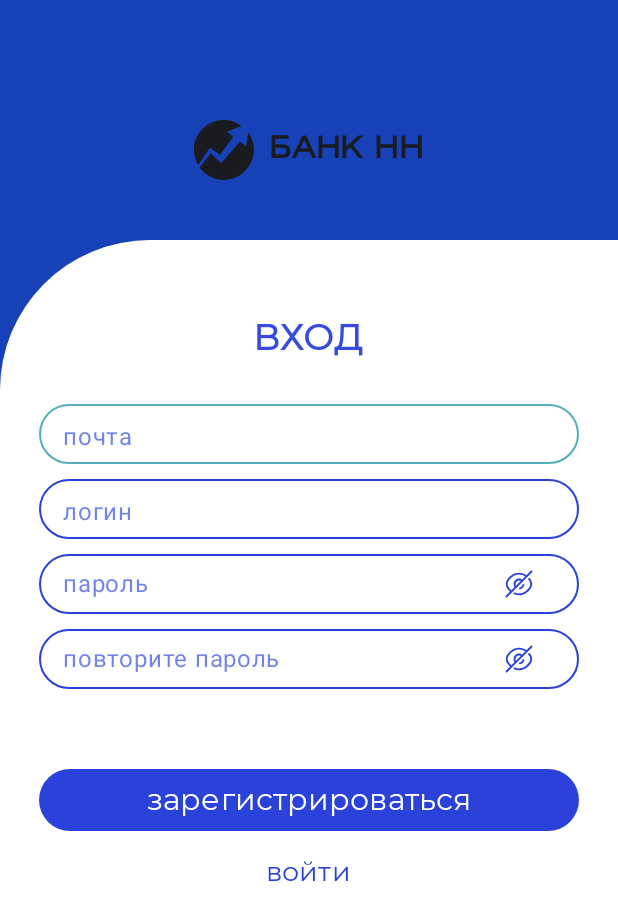
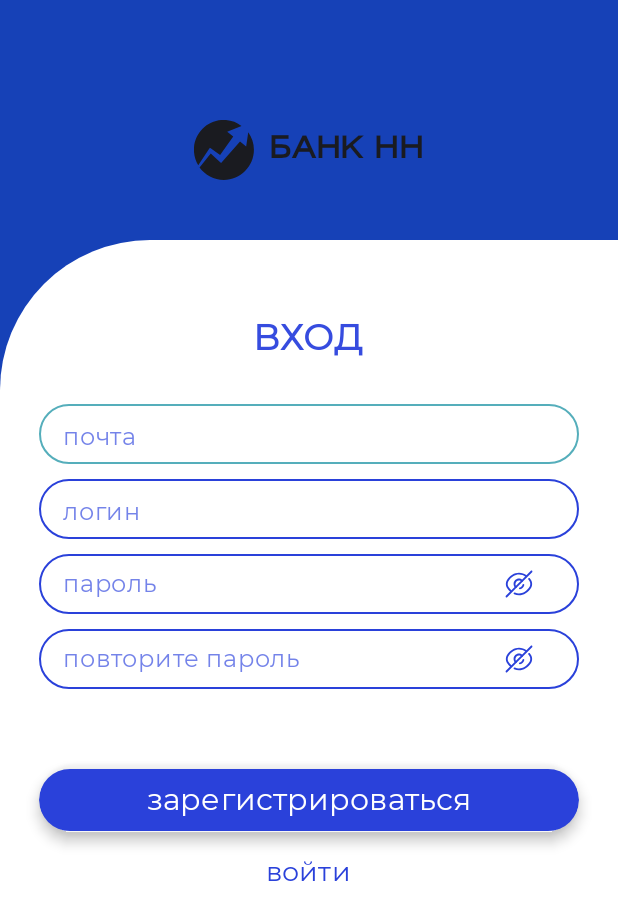
Before and after one commit to NoOl01/trade_game_mobile, an Android app built with Jetpack Compose: the RegisterScreen screen opened through its navigation route, on a phone screen of 412 x 824 dp. Shown: the top 920 px of the screen. Run offline under Robolectric (Android 15) with nearby library versions, the phone set to English and light mode, and no system bars.

Commit message:
added shadows and fonts to input

```diff
--- a/app/src/main/java/com/example/trade_game/presenter/LoginScreen.kt
+++ b/app/src/main/java/com/example/trade_game/presenter/LoginScreen.kt
@@ -30,7 +30,14 @@ import androidx.compose.runtime.rememberCoroutineScope
 import androidx.compose.runtime.setValue
 import androidx.compose.ui.Alignment
 import androidx.compose.ui.Modifier
+import androidx.compose.ui.draw.clip
+import androidx.compose.ui.draw.drawBehind
+import androidx.compose.ui.draw.shadow
+import androidx.compose.ui.geometry.CornerRadius
+import androidx.compose.ui.geometry.Offset
+import androidx.compose.ui.geometry.Size
 import androidx.compose.ui.graphics.Color
+import androidx.compose.ui.graphics.graphicsLayer
 import androidx.compose.ui.platform.LocalContext
 import androidx.compose.ui.res.painterResource
 import androidx.compose.ui.text.TextStyle
@@ -128,7 +135,8 @@ fun LoginView(navController: NavController, viewModel: MainViewModel = viewModel
                             Text(
                                 text = "почта или логин",
                                 color = Color(0xB0364CDF),
-                                fontSize = 16.sp
+                                fontSize = 16.sp,
+                                fontFamily = Montserrat
                             )
                         }
                         BasicTextField(
@@ -157,7 +165,8 @@ fun LoginView(navController: NavController, viewModel: MainViewModel = viewModel
                                 Text(
                                     text = "пароль",
                                     color = Color(0xB0364CDF),
-                                    fontSize = 16.sp
+                                    fontSize = 16.sp,
+                                    fontFamily = Montserrat
                                 )
                             }
                             BasicTextField(
@@ -187,7 +196,13 @@ fun LoginView(navController: NavController, viewModel: MainViewModel = viewModel
                     ),
                     modifier = Modifier
                         .fillMaxWidth()
-                        .padding(horizontal = 26.dp),
+                        .padding(horizontal = 26.dp)
+                        .shadow(
+                            elevation = 5.dp,
+                            shape = RoundedCornerShape(50),
+                            clip = false
+                        )
+                        .clip(RoundedCornerShape(50)),
                     onClick = {
                         scope.launch {
                             if (name.isNotEmpty() && password.isNotEmpty()) {
--- a/app/src/main/java/com/example/trade_game/presenter/RegisterScreen.kt
+++ b/app/src/main/java/com/example/trade_game/presenter/RegisterScreen.kt
@@ -31,6 +31,8 @@ import androidx.compose.runtime.rememberCoroutineScope
 import androidx.compose.runtime.setValue
 import androidx.compose.ui.Alignment
 import androidx.compose.ui.Modifier
+import androidx.compose.ui.draw.clip
+import androidx.compose.ui.draw.shadow
 import androidx.compose.ui.graphics.Color
 import androidx.compose.ui.platform.LocalContext
 import androidx.compose.ui.res.painterResource
@@ -139,7 +141,8 @@ fun RegisterScreen(navController: NavController, viewModel: MainViewModel = view
                             Text(
                                 text = "почта",
                                 color = Color(0xB0364CDF),
-                                fontSize = 16.sp
+                                fontSize = 16.sp,
+                                fontFamily = Montserrat
                             )
                         }
                         BasicTextField(
@@ -169,7 +172,8 @@ fun RegisterScreen(navController: NavController, viewModel: MainViewModel = view
                             Text(
                                 text = "логин",
                                 color = Color(0xB0364CDF),
-                                fontSize = 16.sp
+                                fontSize = 16.sp,
+                                fontFamily = Montserrat
                             )
                         }
                         BasicTextField(
@@ -198,7 +202,8 @@ fun RegisterScreen(navController: NavController, viewModel: MainViewModel = view
                                 Text(
                                     text = "пароль",
                                     color = Color(0xB0364CDF),
-                                    fontSize = 16.sp
+                                    fontSize = 16.sp,
+                                    fontFamily = Montserrat
                                 )
                             }
                             BasicTextField(
@@ -236,7 +241,8 @@ fun RegisterScreen(navController: NavController, viewModel: MainViewModel = view
                                 Text(
                                     text = "повторите пароль",
                                     color = Color(0xB0364CDF),
-                                    fontSize = 16.sp
+                                    fontSize = 16.sp,
+                                    fontFamily = Montserrat
                                 )
                             }
                             BasicTextField(
@@ -266,7 +272,13 @@ fun RegisterScreen(navController: NavController, viewModel: MainViewModel = view
                     ),
                     modifier = Modifier
                         .fillMaxWidth()
-                        .padding(horizontal = 26.dp),
+                        .padding(horizontal = 26.dp)
+                        .shadow(
+                            elevation = 5.dp,
+                            shape = RoundedCornerShape(50),
+                            clip = false
+                        )
+                        .clip(RoundedCornerShape(50)),
                     onClick = {
                         scope.launch {
                             if (name.isNotEmpty() && email.isNotEmpty() && password.isNotEmpty() && isValid) {
```
